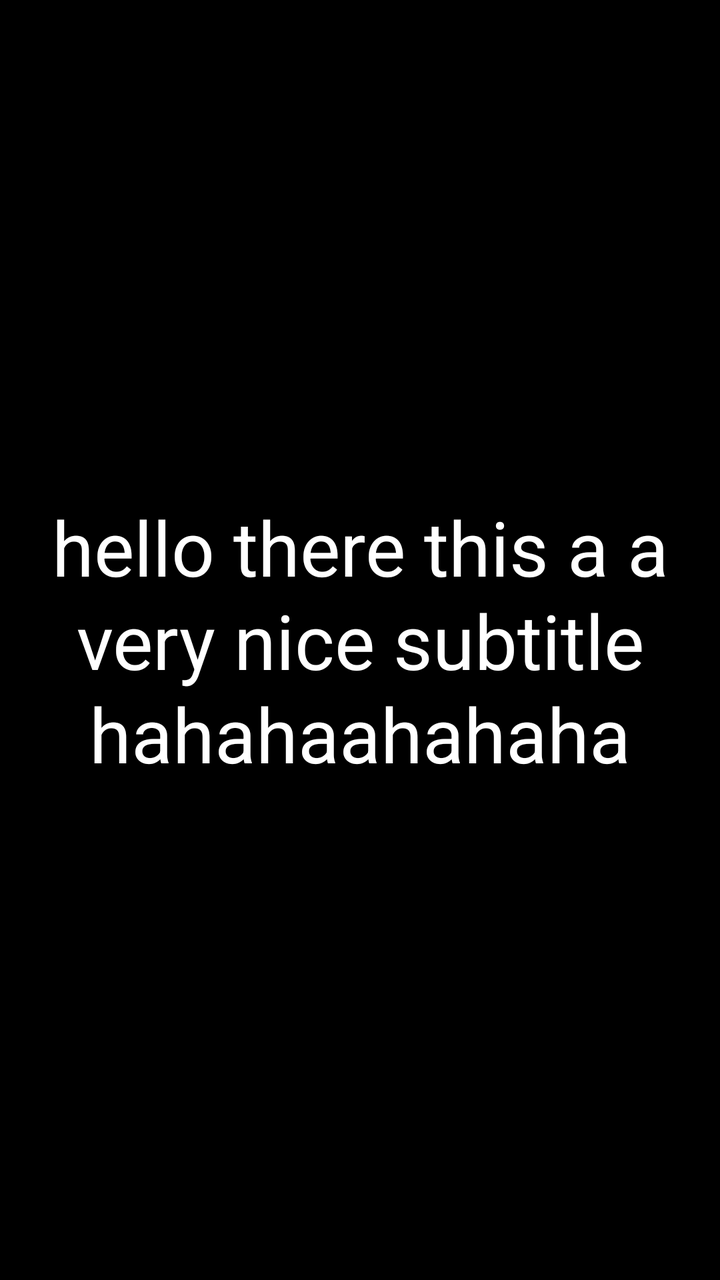
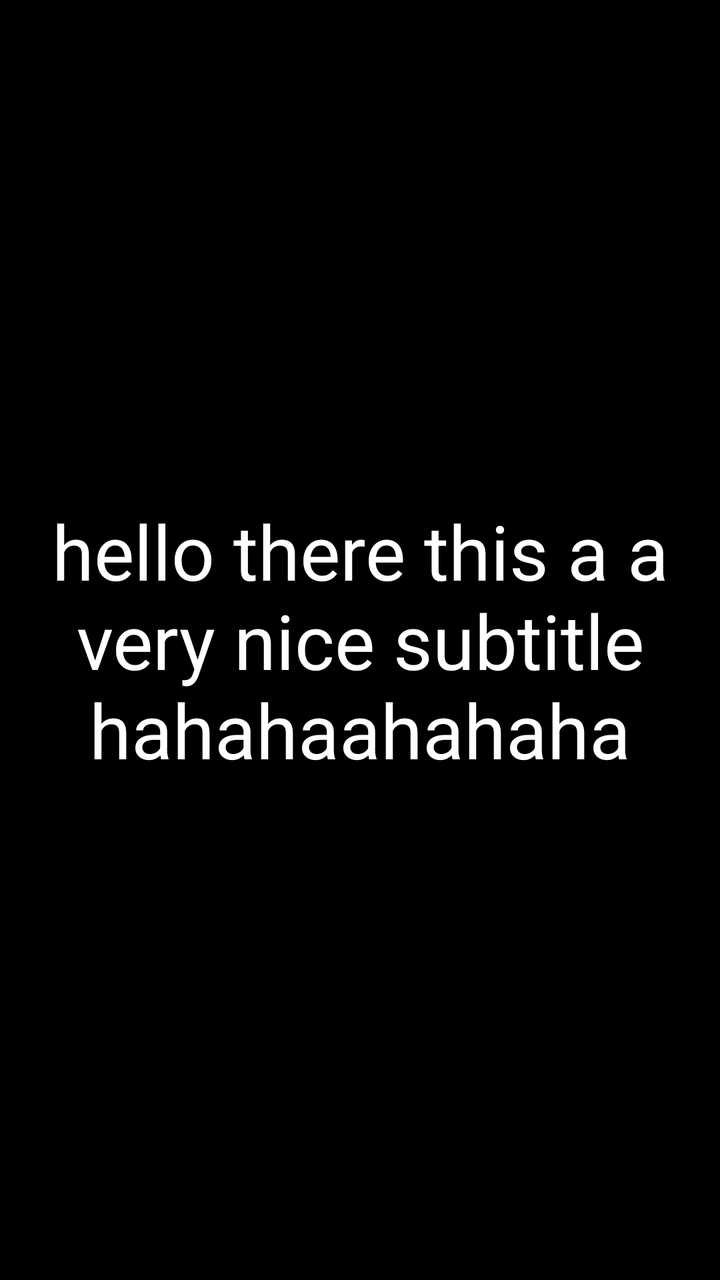

Before-and-after screenshots of an Android layout around one commit, followed by the original layout XML and the change that was made.
<!-- AndroidManifest.xml: application theme Theme.SubtitleViewer -->
<!-- res/layout/activity_subtitle_display.xml -->
<?xml version="1.0" encoding="utf-8"?>
<androidx.constraintlayout.widget.ConstraintLayout xmlns:android="http://schemas.android.com/apk/res/android"
    xmlns:app="http://schemas.android.com/apk/res-auto"
    xmlns:tools="http://schemas.android.com/tools"
    android:id="@+id/main"
    android:layout_width="match_parent"
    android:layout_height="match_parent"
    android:background="#000000"
    tools:context=".SubtitleDisplay">

    <TextView
        android:id="@+id/SubtitleText"
        android:layout_width="0dp"
        android:layout_height="wrap_content"
        android:text="hello there this a a very nice subtitle hahahaahahaha"
        android:textColor="#FFFFFF"
        android:textSize="38sp"
        android:gravity="center"
        android:ellipsize="none"
        android:scrollHorizontally="false"
        android:singleLine="false"
        android:breakStrategy="simple"
        android:lineSpacingExtra="2dp"

        android:autoSizeTextType="uniform"
        android:autoSizeMinTextSize="16sp"
        android:autoSizeMaxTextSize="38sp"
        android:autoSizeStepGranularity="2sp"

        app:layout_constraintStart_toStartOf="parent"
        app:layout_constraintEnd_toEndOf="parent"
        app:layout_constraintTop_toTopOf="parent"
        app:layout_constraintBottom_toBottomOf="parent"/>

    <View
        android:id="@+id/overlayView"
        android:layout_width="match_parent"
        android:layout_height="match_parent"
        android:clickable="true"
        android:background="@android:color/transparent" />
</androidx.constraintlayout.widget.ConstraintLayout>
<!-- resources referenced by this layout -->
<resources>
  <style name="Theme.SubtitleViewer" parent="Base.Theme.SubtitleViewer" />
  <style name="Base.Theme.SubtitleViewer" parent="Theme.Material3.DayNight.NoActionBar">
          
          
      </style>
</resources>

<!-- the commit's change to res/layout/activity_subtitle_display.xml (unified diff, before → after) -->
@@ -1,5 +1,6 @@
 <?xml version="1.0" encoding="utf-8"?>
-<androidx.constraintlayout.widget.ConstraintLayout xmlns:android="http://schemas.android.com/apk/res/android"
+<androidx.constraintlayout.widget.ConstraintLayout
+    xmlns:android="http://schemas.android.com/apk/res/android"
     xmlns:app="http://schemas.android.com/apk/res-auto"
     xmlns:tools="http://schemas.android.com/tools"
     android:id="@+id/main"
@@ -8,34 +9,96 @@
     android:background="#000000"
     tools:context=".SubtitleDisplay">
 
-    <TextView
-        android:id="@+id/SubtitleText"
+    <FrameLayout
+        android:id="@+id/rootFrame"
         android:layout_width="0dp"
-        android:layout_height="wrap_content"
-        android:text="hello there this a a very nice subtitle hahahaahahaha"
-        android:textColor="#FFFFFF"
-        android:textSize="38sp"
-        android:gravity="center"
-        android:ellipsize="none"
-        android:scrollHorizontally="false"
-        android:singleLine="false"
-        android:breakStrategy="simple"
-        android:lineSpacingExtra="2dp"
+        android:layout_height="0dp"
+        app:layout_constraintTop_toTopOf="parent"
+        app:layout_constraintBottom_toBottomOf="parent"
+        app:layout_constraintStart_toStartOf="parent"
+        app:layout_constraintEnd_toEndOf="parent">
 
-        android:autoSizeTextType="uniform"
-        android:autoSizeMinTextSize="16sp"
-        android:autoSizeMaxTextSize="38sp"
-        android:autoSizeStepGranularity="2sp"
+        
+        <TextView
+            android:id="@+id/SubtitleText"
+            android:layout_width="match_parent"
+            android:layout_height="wrap_content"
+            android:text="hello there this a a very nice subtitle hahahaahahaha"
+            android:textColor="#FFFFFF"
+            android:textSize="38sp"
+            android:gravity="center"
+            android:layout_gravity="center"
+            android:autoSizeTextType="uniform"
+            android:autoSizeMinTextSize="16sp"
+            android:autoSizeMaxTextSize="38sp"
+            android:autoSizeStepGranularity="2sp"/>
 
-        app:layout_constraintStart_toStartOf="parent"
-        app:layout_constraintEnd_toEndOf="parent"
-        app:layout_constraintTop_toTopOf="parent"
-        app:layout_constraintBottom_toBottomOf="parent"/>
+        
+        <LinearLayout
+            android:id="@+id/controlPanel"
+            android:layout_width="match_parent"
+            android:layout_height="120dp"
+            android:layout_gravity="bottom"
+            android:orientation="vertical"
+            android:background="#AA000000"
+            android:visibility="gone">
 
-    <View
-        android:id="@+id/overlayView"
-        android:layout_width="match_parent"
-        android:layout_height="match_parent"
-        android:clickable="true"
-        android:background="@android:color/transparent" />
-</androidx.constraintlayout.widget.ConstraintLayout>
+            <SeekBar
+                android:id="@+id/seekBar"
+                android:layout_width="match_parent"
+                android:layout_height="wrap_content" />
+
+            <LinearLayout
+                android:layout_width="match_parent"
+                android:layout_height="wrap_content"
+                android:gravity="center"
+                android:orientation="horizontal">
+
+                
+                <ImageButton
+                    android:id="@+id/btnBackBig"
+                    android:layout_width="48dp"
+                    android:layout_height="48dp"
+                    android:src="@drawable/ic_btn_backward_big"
+                    android:background="?attr/selectableItemBackgroundBorderless"
+                    android:contentDescription="backward big"/>
+
+                <ImageButton
+                    android:id="@+id/btnBack"
+                    android:layout_width="48dp"
+                    android:layout_height="48dp"
+                    android:background="?attr/selectableItemBackgroundBorderless"
+                    android:contentDescription="backward small"
+                    android:scaleType="centerInside"
+                    android:src="@drawable/ic_btn_backward_small" />
+
+                <ImageButton
+                    android:id="@+id/btnPause"
+                    android:layout_width="48dp"
+                    android:layout_height="48dp"
+                    android:src="@drawable/ic_btn_pause"
+                    android:background="?attr/selectableItemBackgroundBorderless"
+                    android:contentDescription="pause"/>
+
+                <ImageButton
+                    android:id="@+id/btnForward"
+                    android:layout_width="48dp"
+                    android:layout_height="48dp"
+                    android:src="@drawable/ic_btn_forward_small"
+                    android:background="?attr/selectableItemBackgroundBorderless"
+                    android:contentDescription="forward small"/>
+                <ImageButton
+                    android:id="@+id/btnForwardBig"
+                    android:layout_width="48dp"
+                    android:layout_height="48dp"
+                    android:src="@drawable/ic_btn_forward_big"
+                    android:background="?attr/selectableItemBackgroundBorderless"
+                    android:contentDescription="forward big"/>
+
+                </LinearLayout>
+
+            </LinearLayout>
+
+        </FrameLayout>
+
+    </androidx.constraintlayout.widget.ConstraintLayout>
<!-- resource entries referenced after the edit -->
@@ -1,5 +1,35 @@
 <!-- resources referenced by this layout -->
 <resources>
+  <!-- drawable ic_btn_backward_big (drawable) -->
+  <vector xmlns:android="http://schemas.android.com/apk/res/android" android:height="50dp" android:tint="#FFFFFF" android:viewportHeight="24" android:viewportWidth="24" android:width="50dp">
+        
+      <path android:fillColor="@android:color/white" android:pathData="M11,18L11,6l-8.5,6 8.5,6zM11.5,12l8.5,6L20,6l-8.5,6z"/>
+      
+  </vector>
+  <!-- drawable ic_btn_backward_small (drawable) -->
+  <vector xmlns:android="http://schemas.android.com/apk/res/android" android:autoMirrored="true" android:height="50dp" android:tint="#FFFFFF" android:viewportHeight="960" android:viewportWidth="960" android:width="50dp">
+        
+      <path android:fillColor="@android:color/white" android:pathData="M560,680L360,480L560,280L560,680Z"/>
+      
+  </vector>
+  <!-- drawable ic_btn_forward_big (drawable) -->
+  <vector xmlns:android="http://schemas.android.com/apk/res/android" android:height="50dp" android:tint="#FFFFFF" android:viewportHeight="24" android:viewportWidth="24" android:width="50dp">
+        
+      <path android:fillColor="@android:color/white" android:pathData="M4,18l8.5,-6L4,6v12zM13,6v12l8.5,-6L13,6z"/>
+      
+  </vector>
+  <!-- drawable ic_btn_forward_small (drawable) -->
+  <vector xmlns:android="http://schemas.android.com/apk/res/android" android:autoMirrored="true" android:height="50dp" android:tint="#FFFFFF" android:viewportHeight="960" android:viewportWidth="960" android:width="50dp">
+        
+      <path android:fillColor="@android:color/white" android:pathData="M400,680L400,280L600,480L400,680Z"/>
+      
+  </vector>
+  <!-- drawable ic_btn_pause (drawable) -->
+  <vector xmlns:android="http://schemas.android.com/apk/res/android" android:height="50dp" android:tint="#FFFFFF" android:viewportHeight="24" android:viewportWidth="24" android:width="50dp">
+        
+      <path android:fillColor="@android:color/white" android:pathData="M6,19h4L10,5L6,5v14zM14,5v14h4L18,5h-4z"/>
+      
+  </vector>
   <style name="Theme.SubtitleViewer" parent="Base.Theme.SubtitleViewer" />
   <style name="Base.Theme.SubtitleViewer" parent="Theme.Material3.DayNight.NoActionBar">
           
